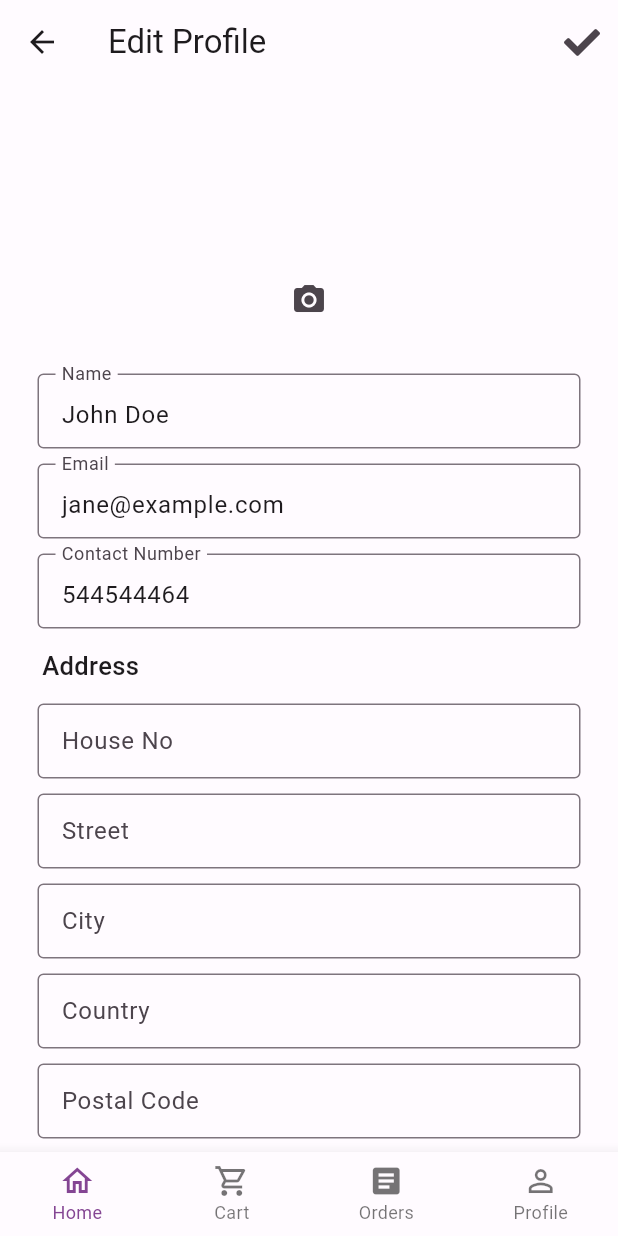
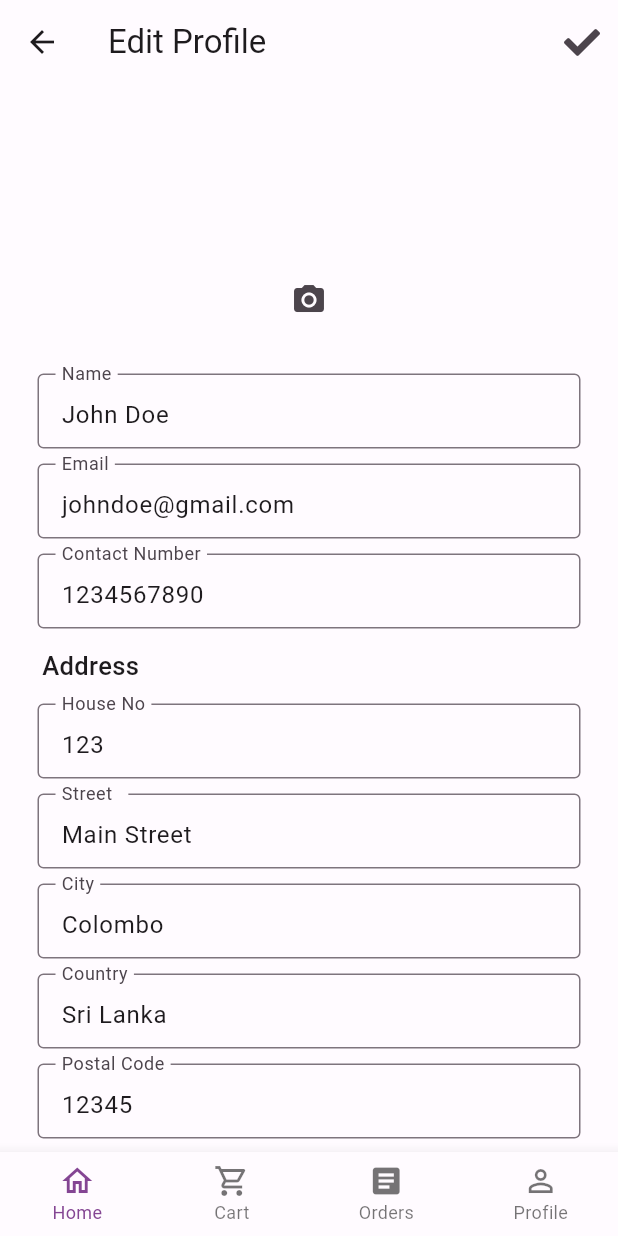
Before and after one commit to sachintha-lk/mad_app, a Flutter app: the MyHomePage screen opened by its route, item 4 of the bottom bar chosen, after a tap on "Edit Profile", on a phone screen of 412 x 824 dp. Run offline on Flutter 3.47's test engine with Material 2 defaults, Android fonts, the light colour scheme and no system bars; our stand-ins replace cached_network_image, camera, firebase_auth, firebase_core, flutter_layout_grid, flutter_rating_bar and 8 more; missing offline and left inert: dart:ffi; accounts and stored records are empty.

Commit message:
Profile to edit produle data trasfer

```diff
--- a/lib/main.dart
+++ b/lib/main.dart
@@ -93,7 +93,7 @@ class _MyHomePageState extends State<MyHomePage> {
 
   int _currentIndex = 0;
 
-  final List<Widget> _screens = const [
+  final List<Widget> _screens = [
     HomeScreen(),
     CartScreen(),
     OrdersScreen(),
--- a/lib/screens/edit_profile_screen.dart
+++ b/lib/screens/edit_profile_screen.dart
@@ -11,22 +11,69 @@ import 'package:image_picker/image_picker.dart';
 import '../components/botton_nav_bar_stateless.dart';
 
 class EditProfileScreen extends StatefulWidget {
-  const EditProfileScreen({super.key});
-
-  // String name;
-  // String email;
-  // String contactno;
-  // String houseno;
-  // String street;
-  // String city;
-  // String postalCode;
+  final String name;
+  final String email;
+  final String phone;
+  final String homeNo;
+  final String street;
+  final String city;
+  final String country;
+  final String postalCode;
+  final String profilePicFilePath;
+  const EditProfileScreen({
+    super.key,
+    required this.name,
+    required this.email,
+    required this.phone,
+    required this.homeNo,
+    required this.street,
+    required this.city,
+    required this.country,
+    required this.postalCode,
+    required this.profilePicFilePath,
+  });
 
   @override
   State<EditProfileScreen> createState() => _EditProfileScreenState();
 }
 
 class _EditProfileScreenState extends State<EditProfileScreen> {
-  final ImagePicker _picker = ImagePicker();
+  final _nameController = TextEditingController();
+  final _emailController = TextEditingController();
+  final _phoneController = TextEditingController();
+  final _homeNoController = TextEditingController();
+  final _streetController = TextEditingController();
+  final _cityController = TextEditingController();
+  final _countryController = TextEditingController();
+  final _postcodeController = TextEditingController();
+
+  @override
+  void initState() {
+    super.initState();
+    _nameController.text = widget.name;
+    _emailController.text = widget.email;
+    _phoneController.text = widget.phone;
+    _homeNoController.text = widget.homeNo;
+    _streetController.text = widget.street;
+    _cityController.text = widget.city;
+    _countryController.text = widget.country;
+    _postcodeController.text = widget.postalCode;
+  }
+
+  @override
+  void dispose() {
+    _nameController.dispose();
+    _emailController.dispose();
+    _phoneController.dispose();
+    _homeNoController.dispose();
+    _streetController.dispose();
+    _cityController.dispose();
+    _countryController.dispose();
+    _postcodeController.dispose();
+    super.dispose();
+  }
+
+  // final ImagePicker _picker = ImagePicker();
   File? _image;
 
   Future<void> _takePhotoWithCamera() async {
@@ -101,15 +148,10 @@ class _EditProfileScreenState extends State<EditProfileScreen> {
             SizedBox(
               height: 20,
             ),
+            TextInputField(label: 'Name', controller: _nameController),
+            TextInputField(label: 'Email', controller: _emailController),
             TextInputField(
-                label: 'Name',
-                controller: TextEditingController(text: 'John Doe')),
-            TextInputField(
-                label: 'Email',
-                controller: TextEditingController(text: 'jane@example.com')),
-            TextInputField(
-                label: 'Contact Number',
-                controller: TextEditingController(text: '544544464')),
+                label: 'Contact Number', controller: _phoneController),
             Padding(
               padding: const EdgeInsets.all(8.0),
               child: Text('Address',
@@ -120,23 +162,23 @@ class _EditProfileScreenState extends State<EditProfileScreen> {
             ),
             TextInputField(
               label: 'House No',
-              controller: TextEditingController(),
+              controller: _homeNoController,
             ),
             TextInputField(
               label: 'Street  ',
-              controller: TextEditingController(),
+              controller: _streetController,
             ),
             TextInputField(
               label: 'City',
-              controller: TextEditingController(),
+              controller: _cityController,
             ),
             TextInputField(
               label: 'Country',
-              controller: TextEditingController(),
+              controller: _countryController,
             ),
             TextInputField(
               label: 'Postal Code',
-              controller: TextEditingController(),
+              controller: _postcodeController,
             ),
             SizedBox(
               height: 10,
--- a/lib/screens/profile.dart
+++ b/lib/screens/profile.dart
@@ -4,15 +4,36 @@ import 'package:font_awesome_flutter/font_awesome_flutter.dart';
 import 'edit_profile_screen.dart';
 
 class ProfileScreen extends StatefulWidget {
-  const ProfileScreen({super.key});
+  ProfileScreen({super.key});
 
   @override
   State<ProfileScreen> createState() => _ProfileScreenState();
 }
 
 class _ProfileScreenState extends State<ProfileScreen> {
+  late String name;
+  late String email;
+  late String phone;
+  late String homeNo;
+  late String street;
+  late String city;
+  late String country;
+  late String postalCode;
+
+  late String profilePicFilePath;
+
   @override
   Widget build(BuildContext context) {
+    name = 'John Doe';
+    email = 'johndoe@gmail.com';
+    phone = '1234567890';
+    homeNo = '123';
+    street = 'Main Street';
+    city = 'Colombo';
+    country = 'Sri Lanka';
+    postalCode = '12345';
+    profilePicFilePath = 'lib/images/product_img/nike.png';
+
     return Scaffold(
       appBar: AppBar(
         title: const Text("Profile"),
@@ -40,13 +61,13 @@ class _ProfileScreenState extends State<ProfileScreen> {
               radius: Orientation.portrait == MediaQuery.of(context).orientation
                   ? 50
                   : 25,
-              // backgroundImage: AssetImage('assets/images/profile.png'),
+              backgroundImage: AssetImage(profilePicFilePath),
             ),
             SizedBox(
               height: 20,
             ),
             Text(
-              'John Doe',
+              name,
               style: TextStyle(fontSize: 20, fontWeight: FontWeight.bold),
             ),
             Card(
@@ -62,7 +83,7 @@ class _ProfileScreenState extends State<ProfileScreen> {
               // ),
               child: SizedBox(
                 width: MediaQuery.of(context).size.width * 0.9,
-                child: const Padding(
+                child: Padding(
                   padding: EdgeInsets.all(12.0),
                   child: Column(
                     crossAxisAlignment: CrossAxisAlignment.start,
@@ -76,7 +97,7 @@ class _ProfileScreenState extends State<ProfileScreen> {
                         textAlign: TextAlign.left,
                       ),
                       Text(
-                        'janedoe@example.com',
+                        email,
                         style: TextStyle(fontSize: 16),
                       ),
                       SizedBox(
@@ -91,7 +112,7 @@ class _ProfileScreenState extends State<ProfileScreen> {
                         textAlign: TextAlign.left,
                       ),
                       Text(
-                        '+91 9876543210',
+                        phone,
                         style: TextStyle(fontSize: 16),
                       ),
                       SizedBox(
@@ -106,7 +127,7 @@ class _ProfileScreenState extends State<ProfileScreen> {
                         textAlign: TextAlign.left,
                       ),
                       Text(
-                        ' 99,\n Example Street,\n Colombo,\n Sri Lanka - 0001',
+                        ' $homeNo,\n $street,\n $city,\n $country - $postalCode',
                         style: TextStyle(fontSize: 16),
                       ),
                       SizedBox(
@@ -169,7 +190,17 @@ class _ProfileScreenState extends State<ProfileScreen> {
                   Navigator.push(
                     context,
                     MaterialPageRoute(
-                      builder: (context) => EditProfileScreen(),
+                      builder: (context) => EditProfileScreen(
+                        name: name,
+                        email: email,
+                        phone: phone,
+                        homeNo: homeNo,
+                        street: street,
+                        city: city,
+                        country: country,
+                        postalCode: postalCode,
+                        profilePicFilePath: profilePicFilePath,
+                      ),
                     ),
                   );
                 },
```
